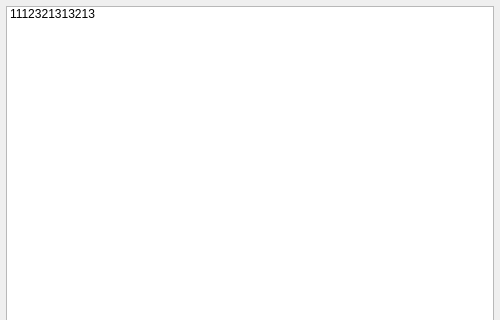
Old version of the form front/purchase/purchase_Receipt.ui in the repository LeeHuSeong/Kiosk_AI; both pictures show x 0 to 500 and y 0 to 320 of the 500 by 766 pixel window.
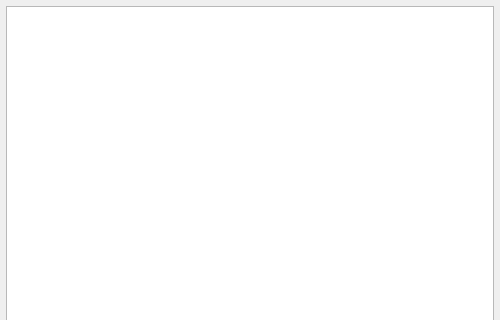
New version of the form.

What changed in the file:
```diff
--- a/front/purchase/purchase_Receipt.ui
+++ b/front/purchase/purchase_Receipt.ui
@@ -87,11 +87,6 @@
        <property name="wordWrap">
         <bool>false</bool>
        </property>
-       <item>
-        <property name="text">
-         <string>1112321313213</string>
-        </property>
-       </item>
       </widget>
      </item>
      <item>
```
